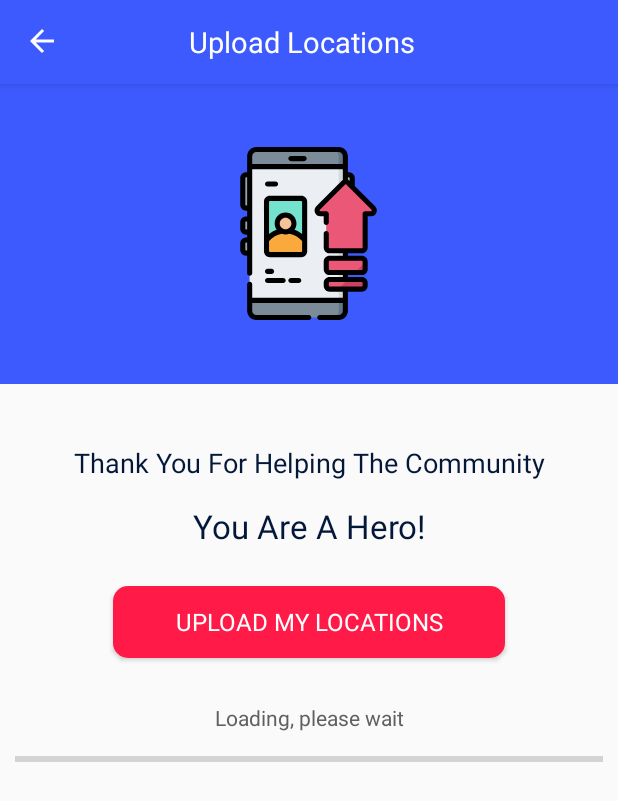
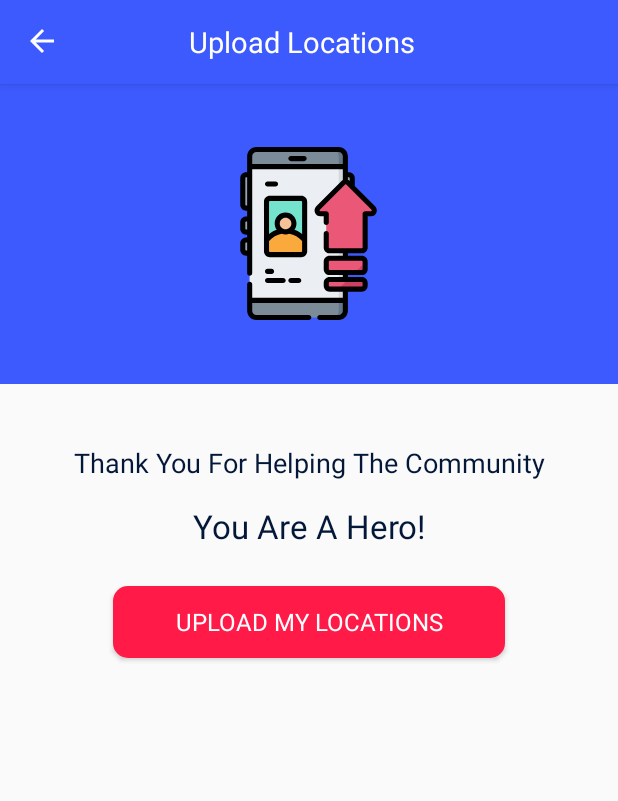
Before and after one commit to RifatIslamOmio/COVID-19_Alert_App, an Android app: the UploadLocationsActivity screen opened directly, with no data from a screen before it, on a phone screen of 412 x 824 dp. Shown: the top 801 px of the screen. Run offline under Robolectric (Android 15) with nearby library versions, the phone set to English and light mode, and no system bars; our stand-ins replace Firebase (no records; nobody signed in at launch, a user with empty details on screens opened directly), Room's generated code; Roboto replaces fonts that are not available here.

Commit message:
Upload Locations Layout Updated and Fixed

```diff
--- a/app/src/main/java/com/example/covid_19alertapp/activities/UploadLocationsActivity.java
+++ b/app/src/main/java/com/example/covid_19alertapp/activities/UploadLocationsActivity.java
@@ -86,7 +86,7 @@ implement verification by medical report photo here
     // UI stuff
     ProgressBar uploadProgressBar;
     TextView uploadProgressText;
-    Button uploadButton;
+    Button uploadButton, home_btn;
 
     // back press during uploading
     boolean uploading = false;
@@ -95,6 +95,13 @@ implement verification by medical report photo here
     protected void onCreate(Bundle savedInstanceState) {
         super.onCreate(savedInstanceState);
         setContentView(R.layout.activity_upload_locations);
+        home_btn = findViewById(R.id.home_button_upload_locations);
+        home_btn.setOnClickListener(new View.OnClickListener() {
+            @Override
+            public void onClick(View v) {
+                finish();
+            }
+        });
 
         setUpUI();
 
--- a/app/src/main/res/layout/activity_upload_locations.xml
+++ b/app/src/main/res/layout/activity_upload_locations.xml
@@ -86,7 +86,7 @@
                 android:textAlignment="center"
                 android:textColor="#606060"
                 android:textSize="14sp"
-                android:visibility="visible" />
+                android:visibility="invisible" />
 
             <ProgressBar
                 android:id="@+id/uploadProgressBar"
@@ -96,7 +96,7 @@
                 android:layout_marginTop="10dp"
                 android:layout_marginStart="10dp"
                 android:layout_marginEnd="10dp"
-                android:visibility="visible" />
+                android:visibility="invisible" />
         </LinearLayout>
     </ScrollView>
 
```
